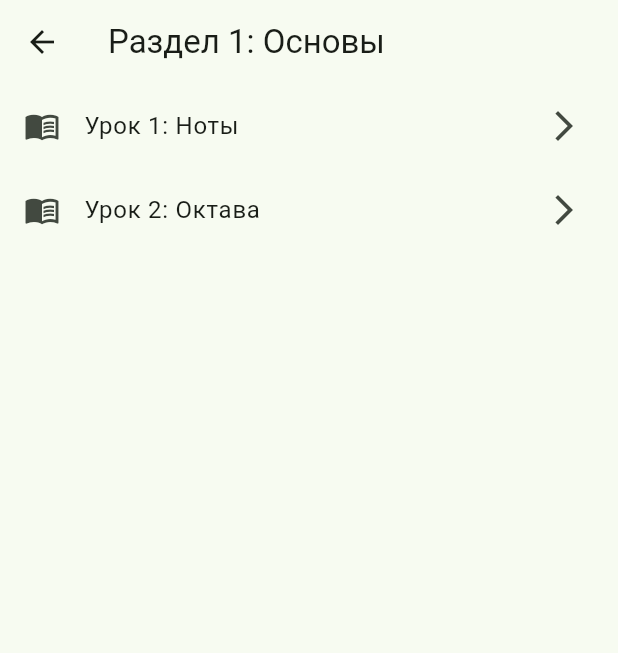
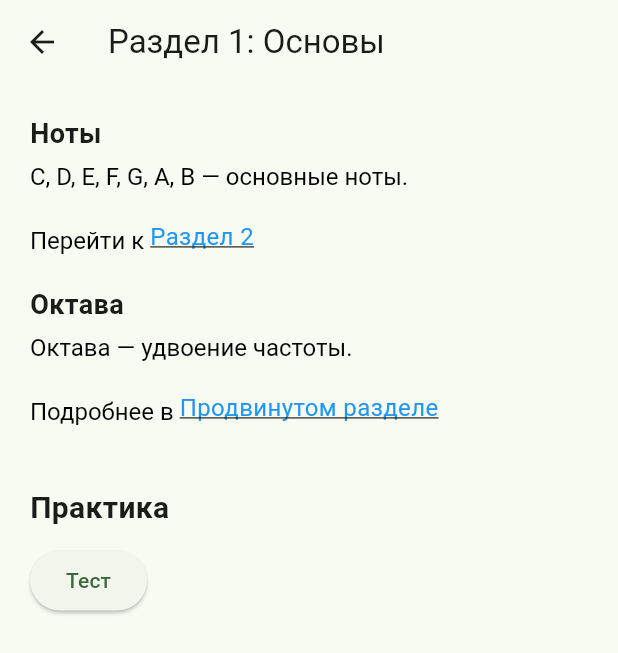
Before and after one commit to OGonThaBlock/CourseProject7sem, a Flutter app: the TheoryPage screen opened directly, after a tap on "Раздел 1: Основы", on a phone screen of 412 x 824 dp. Shown: the top 653 px of the screen. Run offline on Flutter 3.47's test engine with Material 3 defaults, Android fonts, the light colour scheme and no system bars; our stand-ins replace flutter_markdown, just_audio, permission_handler, shared_preferences, webview_flutter; accounts and stored records are empty.

Commit message:
Quiz mechanics 1.3

```diff
--- a/lib/main.dart
+++ b/lib/main.dart
@@ -359,6 +359,18 @@ class _MenuPageState extends State<MenuPage> {
               );
             },
           ),
+          ListTile(
+            leading: const Icon(Icons.bug_report),
+            title: const Text("Тест ошибок"),
+            onTap: () {
+              Navigator.push(
+                context,
+                MaterialPageRoute(
+                  builder: (_) => const AllErrorsQuizPage(),
+                ),
+              );
+            },
+          ),
         ],
       ),
     );
@@ -539,117 +551,33 @@ class ChordViewPage extends StatelessWidget {
   }
 }
 
-class TheoryPage extends StatefulWidget {
+class TheoryPage extends StatelessWidget {
   const TheoryPage({super.key});
 
   @override
-  State<TheoryPage> createState() => _TheoryPageState();
-}
-
-class _TheoryPageState extends State<TheoryPage> {
-  List<TheoryData> sections = [];
-  Map<String, double> results = {};
-  int passedCount = 0;
-
-  @override
-  void initState() {
-    super.initState();
-    _load();
-  }
-
-  Future<void> _load() async {
-    final data = TheoryApiService.getTheorySections();
-    final res = await ProgressService.getAllResults();
-    final passed = await ProgressService.getPassedCount(data);
-
-    setState(() {
-      sections = data;
-      results = res;
-      passedCount = passed;
-    });
-  }
-
-  bool _isUnlocked(int index) {
-    if (index == 0) return true;
-
-    final prev = sections[index - 1];
-    final prevScore = results[prev.id] ?? 0.0;
-
-    if (prev.quiz == null) return true;
-    return prevScore >= ProgressService.passThreshold;
-  }
-
-  Color _getColor(double score) {
-    if (score == 0) return Colors.grey;
-    if (score < 0.7) return Colors.red;
-    return Colors.green;
-  }
-
-  @override
   Widget build(BuildContext context) {
-    final total = sections.length;
-    final progress = total == 0 ? 0.0 : passedCount / total;
+    final sections = TheoryApiService.getTheorySections();
 
     return Scaffold(
       appBar: AppBar(title: const Text("Теория")),
-      body: Column(
-        children: [
-          Padding(
-            padding: const EdgeInsets.all(16),
-            child: Column(
-              children: [
-                Text(
-                  "Прогресс: $passedCount / $total",
-                  style: const TextStyle(fontSize: 16),
-                ),
-                const SizedBox(height: 8),
-                LinearProgressIndicator(value: progress),
-              ],
-            ),
-          ),
-
-          Expanded(
-            child: ListView.builder(
+      body: ListView.builder(
         itemCount: sections.length,
         itemBuilder: (context, index) {
           final section = sections[index];
-                final unlocked = _isUnlocked(index);
-                final score = results[section.id] ?? 0.0;
 
-                return Card(
-                  color: unlocked
-                      ? _getColor(score).withOpacity(0.2)
-                      : Colors.grey.withOpacity(0.1),
-                  child: ListTile(
-                    leading: Icon(
-                      unlocked ? Icons.book : Icons.lock,
-                    ),
+          return ListTile(
             title: Text(section.title),
-                    subtitle: Text(
-                      unlocked
-                          ? "Прогресс: ${(score * 100).toStringAsFixed(0)}%"
-                          : "Заблокировано",
-                    ),
-                    trailing: unlocked
-                        ? const Icon(Icons.arrow_forward_ios)
-                        : null,
-                    onTap: unlocked
-                        ? () {
+            trailing: const Icon(Icons.arrow_forward_ios),
+            onTap: () {
               Navigator.push(
                 context,
                 MaterialPageRoute(
-                          builder: (_) =>
-                              TheoryDetailPage(data: section),
-                        ),
-                      ).then((_) => _load());
-                    }
-                        : null,
+                  builder: (_) => TheoryDetailPage(data: section),
                 ),
               );
             },
-            ),
-          ),
-        ],
+          );
+        },
       ),
     );
   }
@@ -664,120 +592,169 @@ class TheoryDetailPage extends StatelessWidget {
   Widget build(BuildContext context) {
     return Scaffold(
       appBar: AppBar(title: Text(data.title)),
-      body: ListView(
+      body: SingleChildScrollView(
+        padding: const EdgeInsets.all(20),
+        child: Column(
+          crossAxisAlignment: CrossAxisAlignment.start,
           children: [
-          for (int i = 0; i < data.sections.length; i++)
-            ListTile(
-              leading: const Icon(Icons.menu_book),
-              title: Text("Урок ${i + 1}: ${data.sections[i].heading}"),
-              trailing: const Icon(Icons.arrow_forward_ios),
+            for (var section in data.sections)
+              _buildSection(section, context),
+
+            const SizedBox(height: 20),
+
+            _buildPracticeBlock(context, data),
+          ],
+        ),
+      ),
+    );
+  }
+
+  Widget _buildSection(TheorySection section, BuildContext context) {
+    return Column(
+      crossAxisAlignment: CrossAxisAlignment.start,
+      children: [
+        Text(
+          section.heading,
+          style: const TextStyle(
+            fontSize: 18,
+            fontWeight: FontWeight.bold,
+          ),
+        ),
+        const SizedBox(height: 6),
+        _buildContent(section.content, context),
+        const SizedBox(height: 20),
+      ],
+    );
+  }
+
+  Widget _buildContent(String content, BuildContext context) {
+    final regex = RegExp(r'\[(.*?)\]\((.*?)\)');
+    final matches = regex.allMatches(content);
+
+    if (matches.isEmpty) {
+      return Text(content, style: const TextStyle(fontSize: 16));
+    }
+
+    List<InlineSpan> spans = [];
+    int lastIndex = 0;
+
+    for (final match in matches) {
+      if (match.start > lastIndex) {
+        spans.add(
+          TextSpan(
+            text: content.substring(lastIndex, match.start),
+            style: const TextStyle(fontSize: 16, color: Colors.black),
+          ),
+        );
+      }
+
+      final text = match.group(1)!;
+      final id = match.group(2)!;
+
+      spans.add(
+        WidgetSpan(
+          child: GestureDetector(
             onTap: () {
+              final target = TheoryApiService.getById(id);
+              if (target != null) {
                 Navigator.push(
                   context,
                   MaterialPageRoute(
-                    builder: (_) => LessonPage(
-                      section: data.sections[i],
-                      allSections: data.sections,
-                      index: i,
+                    builder: (_) => TheoryDetailPage(data: target),
+                  ),
+                );
+              }
+            },
+            child: Text(
+              text,
+              style: const TextStyle(
+                color: Colors.blue,
+                decoration: TextDecoration.underline,
+                fontSize: 16,
+              ),
+            ),
           ),
         ),
       );
-              },
+
+      lastIndex = match.end;
+    }
+
+    if (lastIndex < content.length) {
+      spans.add(
+        TextSpan(
+          text: content.substring(lastIndex),
+          style: const TextStyle(fontSize: 16, color: Colors.black),
+        ),
+      );
+    }
+
+    return RichText(text: TextSpan(children: spans));
+  }
+
+  Widget _buildPracticeBlock(BuildContext context, TheoryData data) {
+    return Column(
+      crossAxisAlignment: CrossAxisAlignment.start,
+      children: [
+        const Text(
+          "Практика",
+          style: TextStyle(fontSize: 20, fontWeight: FontWeight.bold),
         ),
 
-          if (data.quiz != null)
-            ListTile(
-              leading: const Icon(Icons.quiz),
-              title: const Text("Тест"),
-              trailing: const Icon(Icons.arrow_forward_ios),
-              onTap: () {
+        const SizedBox(height: 10),
+
+        ElevatedButton(
+          onPressed: () {
             Navigator.push(
               context,
               MaterialPageRoute(
                 builder: (_) => QuizPage(
                   questions: data.quiz!,
                   theoryId: data.id,
+                  isErrorMode: true,
                 ),
+              ),
+            );
+          },
+          child: const Text("Тест"),
+        ),
+
+        FutureBuilder<List<QuizQuestion>>(
+          future: ErrorService.loadErrors(
+            data.id,
+            data.quiz ?? [],
+          ),
+          builder: (context, snapshot) {
+            final errors = snapshot.data ?? [];
+
+            if (errors.isEmpty) {
+              return const SizedBox();
+            }
+
+            return Padding(
+              padding: const EdgeInsets.only(top: 10),
+              child: ElevatedButton(
+                style: ElevatedButton.styleFrom(
+                  backgroundColor: Colors.redAccent,
+                ),
+                onPressed: () {
+                  Navigator.push(
+                    context,
+                    MaterialPageRoute(
+                      builder: (_) => QuizPage(
+                        questions: errors,
+                        theoryId: data.id,
+                        isErrorMode: true,
+                      ),
+                    ),
+                  );
+                },
+                child: Text("Ошибки (${errors.length})"),
               ),
             );
           },
         ),
       ],
-      ),
-    );
-  }
-}
-
-class LessonPage extends StatelessWidget {
-  final TheorySection section;
-  final List<TheorySection> allSections;
-  final int index;
-
-  const LessonPage({
-    super.key,
-    required this.section,
-    required this.allSections,
-    required this.index,
-  });
-
-  @override
-  Widget build(BuildContext context) {
-    return Scaffold(
-      appBar: AppBar(title: Text(section.heading)),
-      body: Padding(
-        padding: const EdgeInsets.all(20),
-        child: Column(
-          children: [
-            Expanded(
-              child: SingleChildScrollView(
-                child: Text(
-                  section.content,
-                  style: const TextStyle(fontSize: 16),
-                ),
-              ),
-            ),
-
-            Row(
-              mainAxisAlignment: MainAxisAlignment.spaceBetween,
-              children: [
-                if (index > 0)
-                  ElevatedButton(
-                    onPressed: () {
-                      Navigator.pushReplacement(
-                        context,
-                        MaterialPageRoute(
-                          builder: (_) => LessonPage(
-                            section: allSections[index - 1],
-                            allSections: allSections,
-                            index: index - 1,
-                          ),
-                        ),
-                      );
-                    },
-                    child: const Text("Назад"),
-                  ),
-
-                if (index < allSections.length - 1)
-                  ElevatedButton(
-                    onPressed: () {
-                      Navigator.pushReplacement(
-                        context,
-                        MaterialPageRoute(
-                          builder: (_) => LessonPage(
-                            section: allSections[index + 1],
-                            allSections: allSections,
-                            index: index + 1,
-                          ),
-                        ),
-                      );
-                    },
-                    child: const Text("Далее"),
-                  ),
-              ],
-            )
-          ],
-        ),
-      ),
     );
   }
 }
@@ -787,11 +764,13 @@ class LessonPage extends StatelessWidget {
 class QuizPage extends StatefulWidget {
   final List<QuizQuestion> questions;
   final String theoryId;
+  final bool isErrorMode;
 
   const QuizPage({
     super.key,
     required this.questions,
     required this.theoryId,
+    this.isErrorMode = false,
   });
 
   @override
@@ -802,15 +781,25 @@ class _QuizPageState extends State<QuizPage> {
   int current = 0;
   int score = 0;
   int? selected;
-  List<QuizQuestion> wrongAnswers = [];
+  List<int> wrongAnswers = [];
 
-  void next() {
-    final currentQuestion = widget.questions[current];
+  void next() async {
+    final question = widget.questions[current];
 
-    if (selected == currentQuestion.correctIndex) {
+    final isCorrect =
+        selected == question.correctIndex;
+
+    if (isCorrect) {
       score++;
+
+      if (widget.isErrorMode) {
+        await ErrorService.removeError(
+          question.theoryId ?? widget.theoryId,
+          question,
+        );
+      }
     } else {
-      wrongAnswers.add(currentQuestion);
+      wrongAnswers.add(current);
     }
 
     if (current < widget.questions.length - 1) {
@@ -830,42 +819,31 @@ class _QuizPageState extends State<QuizPage> {
       widget.questions.length,
     );
 
+    await ErrorService.saveErrors(
+      widget.theoryId,
+      widget.questions,
+      wrongAnswers,
+    );
+
+    if (score == widget.questions.length) {
+      await ErrorService.clearErrors(widget.theoryId);
+    }
+
     showDialog(
       context: context,
       builder: (_) => AlertDialog(
         title: const Text("Результат"),
-        content: Column(
-          mainAxisSize: MainAxisSize.min,
-          children: [
-            Text("Правильных: $score из ${widget.questions.length}"),
-            if (wrongAnswers.isNotEmpty)
-              Text("Ошибок: ${wrongAnswers.length}"),
-          ],
+        content: Text(
+          "Правильных ответов: $score из ${widget.questions.length}",
         ),
         actions: [
-          if (wrongAnswers.isNotEmpty)
-            TextButton(
-              onPressed: () {
-                Navigator.pop(context);
-                Navigator.pushReplacement(
-                  context,
-                  MaterialPageRoute(
-                    builder: (_) => QuizPage(
-                      questions: wrongAnswers,
-                      theoryId: widget.theoryId,
-                    ),
-                  ),
-                );
-              },
-              child: const Text("Повторить ошибки"),
-            ),
           TextButton(
             onPressed: () {
               Navigator.pop(context);
               Navigator.pop(context);
             },
-            child: const Text("Закрыть"),
-          ),
+            child: const Text("ОК"),
+          )
         ],
       ),
     );
@@ -917,6 +895,57 @@ class _QuizPageState extends State<QuizPage> {
     );
   }
 }
+
+//ошибки
+
+class AllErrorsQuizPage extends StatefulWidget {
+  const AllErrorsQuizPage({super.key});
+
+  @override
+  State<AllErrorsQuizPage> createState() => _AllErrorsQuizPageState();
+}
+
+class _AllErrorsQuizPageState extends State<AllErrorsQuizPage> {
+  List<QuizQuestion> questions = [];
+  bool loading = true;
+
+  @override
+  void initState() {
+    super.initState();
+    _load();
+  }
+
+  Future<void> _load() async {
+    final data = await ErrorService.loadAllErrors();
+
+    setState(() {
+      questions = data;
+      loading = false;
+    });
+  }
+
+  @override
+  Widget build(BuildContext context) {
+    if (loading) {
+      return const Scaffold(
+        body: Center(child: CircularProgressIndicator()),
+      );
+    }
+
+    if (questions.isEmpty) {
+      return const Scaffold(
+        body: Center(child: Text("Ошибок нет")),
+      );
+    }
+
+    return QuizPage(
+      questions: questions,
+      theoryId: "all_errors",
+      isErrorMode: true,
+    );
+  }
+}
+
 //////////////////////////////////////////////////////////////////
 //виджет тюнера
 //////////////////////////////////////////////////////////////////
@@ -1285,7 +1314,8 @@ class DocumentationPage extends StatelessWidget {
                 Navigator.push(
                   context,
                   MaterialPageRoute(
-                    builder: (_) => const DocumentationPage(
+                    builder: (_) =>
+                    const DocumentationPage(
                       title: 'Документация',
                       markdownUrl:
                       'https://raw.githubusercontent.com/OGonThaBlock/CourseProject7sem/master/docs/README.md',
@@ -1301,7 +1331,8 @@ class DocumentationPage extends StatelessWidget {
                 Navigator.push(
                   context,
                   MaterialPageRoute(
-                    builder: (_) => DocumentationPage(
+                    builder: (_) =>
+                        DocumentationPage(
                           title: text,
                           markdownUrl: resolvedUrl,
                         ),
@@ -1321,7 +1352,6 @@ class DocumentationPage extends StatelessWidget {
   }
 
   String _resolveUrl(String url) {
-
     if (url.startsWith('http')) return url;
 
     if (url.startsWith('/')) {
--- a/lib/services/theory_api_service.dart
+++ b/lib/services/theory_api_service.dart
@@ -31,40 +31,19 @@ class ProgressService {
 
     return results;
   }
-
-  static const double passThreshold = 0.7;
-
-  static Future<bool> isPassed(String theoryId) async {
-    final result = await getResult(theoryId);
-    return result >= passThreshold;
-  }
-
-  static Future<int> getPassedCount(List<TheoryData> sections) async {
-    int count = 0;
-
-    for (var s in sections) {
-      if (s.quiz != null) {
-        if (await isPassed(s.id)) {
-          count++;
-        }
-      } else {
-        count++; // если без теста — считаем пройденным
-      }
-    }
-
-    return count;
-  }
 }
 
 class QuizQuestion {
   final String question;
   final List<String> answers;
   final int correctIndex;
+  final String? theoryId;
 
   QuizQuestion({
     required this.question,
     required this.answers,
     required this.correctIndex,
+    this.theoryId,
   });
 }
 
@@ -92,6 +71,90 @@ class TheoryData {
   });
 }
 
+class ErrorService {
+  static String _key(String id) => "quiz_errors_$id";
+
+  static String _makeKey(QuizQuestion q) => q.question;
+
+  static Future<void> saveErrors(
+      String theoryId,
+      List<QuizQuestion> questions,
+      List<int> wrongIndexes,
+      ) async {
+    final prefs = await SharedPreferences.getInstance();
+
+    final existing = prefs.getStringList(_key(theoryId)) ?? [];
+
+    for (final i in wrongIndexes) {
+      final q = questions[i].question;
+
+      if (!existing.contains(q)) {
+        existing.add(q);
+      }
+    }
+
+    await prefs.setStringList(_key(theoryId), existing);
+  }
+
+  static Future<List<QuizQuestion>> loadErrors(
+      String theoryId,
+      List<QuizQuestion> allQuestions,
+      ) async {
+    final prefs = await SharedPreferences.getInstance();
+
+    final saved = prefs.getStringList(_key(theoryId)) ?? [];
+
+    return allQuestions.where((q) {
+      return saved.contains(q.question);
+    }).toList();
+  }
+
+  static Future<void> clearErrors(String theoryId) async {
+    final prefs = await SharedPreferences.getInstance();
+    await prefs.remove(_key(theoryId));
+  }
+
+  static Future<List<QuizQuestion>> loadAllErrors() async {
+    final prefs = await SharedPreferences.getInstance();
+
+    final keys = prefs.getKeys().where((k) => k.startsWith("quiz_errors_"));
+
+    List<QuizQuestion> all = [];
+
+    for (final key in keys) {
+      final ids = prefs.getStringList(key) ?? [];
+
+      final theoryId = key.replaceFirst("quiz_errors_", "");
+      final theory = TheoryApiService.getById(theoryId);
+
+      if (theory == null || theory.quiz == null) continue;
+
+      for (final q in theory.quiz!) {
+        if (ids.contains(q.question)) {
+          all.add(q);
+        }
+      }
+    }
+
+    return all;
+  }
+
+  static Future<void> removeError(
+      String theoryId,
+      QuizQuestion question,
+      ) async {
+    final prefs = await SharedPreferences.getInstance();
+
+    final key = _key(theoryId);
+
+    final existing = prefs.getStringList(key) ?? [];
+
+    existing.remove(question.question);
+
+    await prefs.setStringList(key, existing);
+  }
+}
+
 class TheoryApiService {
   static List<TheoryData> getTheorySections() {
     return [
@@ -111,6 +174,7 @@ class TheoryApiService {
           ),
         ],
       ),
+
       TheoryData(
         id: "advanced",
         title: "Раздел 2: Продвинутое",
@@ -126,6 +190,7 @@ class TheoryApiService {
           ),
         ],
       ),
+
       TheoryData(
         id: "rhythm",
         title: "Раздел 3: Ритм",
@@ -137,32 +202,38 @@ class TheoryApiService {
         ],
         quiz: [
           QuizQuestion(
+            theoryId: "rhythm",
             question: "Что такое BPM?",
             answers: ["Скорость", "Громкость", "Высота", "Тон"],
             correctIndex: 0,
           ),
           QuizQuestion(
+            theoryId: "rhythm",
             question: "Сколько долей в 4/4?",
             answers: ["2", "3", "4", "8"],
             correctIndex: 2,
           ),
           QuizQuestion(
+            theoryId: "rhythm",
             question: "Что задаёт метроном?",
             answers: ["Ритм", "Ноты", "Гамму", "Аккорды"],
             correctIndex: 0,
           ),
           QuizQuestion(
+            theoryId: "rhythm",
             question: "Чем измеряется темп?",
             answers: ["Гц", "BPM", "ДБ", "Ватты"],
             correctIndex: 1,
           ),
           QuizQuestion(
+            theoryId: "rhythm",
             question: "Самый распространённый размер?",
             answers: ["3/4", "6/8", "4/4", "2/2"],
             correctIndex: 2,
           ),
         ],
       ),
+
       TheoryData(
         id: "hearing",
         title: "Раздел 4: Слух",
@@ -174,6 +245,7 @@ class TheoryApiService {
         ],
         quiz: [
           QuizQuestion(
+            theoryId: "hearing",
             question: "Что такое интервал?",
             answers: [
               "Разница высот",
@@ -184,6 +256,7 @@ class TheoryApiService {
             correctIndex: 0,
           ),
           QuizQuestion(
+            theoryId: "hearing",
             question: "Что развивает слух?",
             answers: [
               "Практика",
@@ -194,11 +267,13 @@ class TheoryApiService {
             correctIndex: 0,
           ),
           QuizQuestion(
+            theoryId: "hearing",
             question: "Минимальный интервал?",
             answers: ["Тон", "Полутон", "Октава", "Квинта"],
             correctIndex: 1,
           ),
           QuizQuestion(
+            theoryId: "hearing",
             question: "Октава — это?",
             answers: [
               "x2 частоты",
@@ -209,6 +284,7 @@ class TheoryApiService {
             correctIndex: 0,
           ),
           QuizQuestion(
+            theoryId: "hearing",
             question: "Что важно для слуха?",
             answers: [
               "Регулярность",
```
Lines whose indentation alone changed are shown as unchanged.
